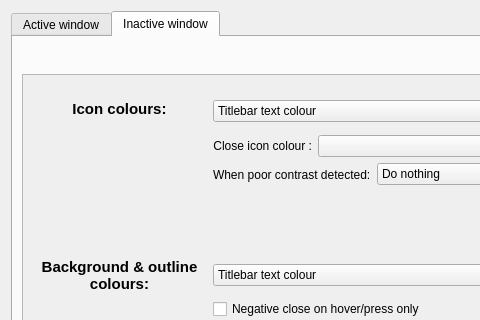
The window that kdecoration/config/ui/buttoncolors.ui (paulmcauley/klassy) describes before a commit, drawn with Qt 5; both pictures show x 0 to 480 and y 0 to 320 of the 958 by 591 pixel window.
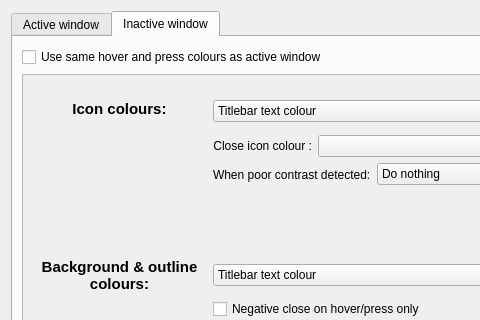
The same window after the commit. The open tabs and pages were chosen to show the change.

Commit message: "Use same hover and press colours as active" to inactive button colours

```diff
--- a/kdecoration/config/ui/buttoncolors.ui
+++ b/kdecoration/config/ui/buttoncolors.ui
@@ -818,6 +818,13 @@
       <layout class="QVBoxLayout" name="verticalLayout_7">
        <item>
         <layout class="QHBoxLayout" name="horizontalLayout_5">
+         <item>
+          <widget class="QCheckBox" name="buttonColorsInactiveSameHoverPress">
+           <property name="text">
+            <string>Use same hover and press colours as active window</string>
+           </property>
+          </widget>
+         </item>
          <item>
           <spacer name="horizontalSpacer_5">
            <property name="orientation">
```
Left out of the diff: 147 changed lines with no effect on the pictures. The commit also changes 21 other files.
